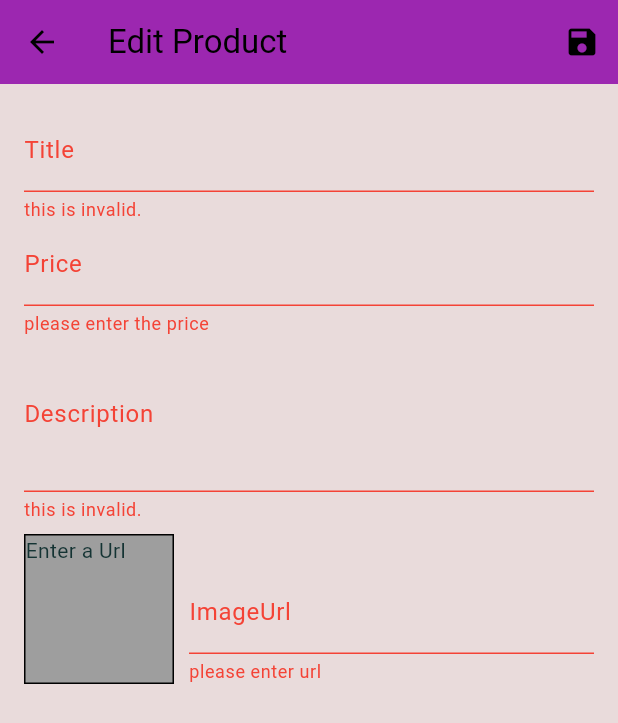
After one commit to marinaBergas/shopappFlutter, a Flutter app: the EditProductScreen screen opened by its route, after a tap on the "save" icon, on a phone screen of 412 x 824 dp. The commit adds this screen. Shown: the top 723 px of the screen. Run offline on Flutter 3.47's test engine with Material 2 defaults, Android fonts, the phone set to English and light mode, and no system bars; network calls fail.

Commit message:
update edit products form validation

```diff
--- /dev/null
+++ b/lib/screens/edit_product_screen.dart
@@ -0,0 +1,214 @@
+import 'package:flutter/material.dart';
+import '../providers/product.dart';
+
+class EditProductScreen extends StatefulWidget {
+  static const routeName = '/edit-product';
+  const EditProductScreen({super.key});
+
+  @override
+  State<EditProductScreen> createState() => _EditProductScreenState();
+}
+
+class _EditProductScreenState extends State<EditProductScreen> {
+  final _priceFocusNode = FocusNode();
+  final _descripeFocusNode = FocusNode();
+  final _imageUrlController = TextEditingController();
+  final _imageUrlFocusNode = FocusNode();
+  final _form = GlobalKey<FormState>();
+  var _editedProduct = Product(
+      id: '',
+      title: '',
+      imageUrl: '',
+      description: '',
+      price: 0,
+      isFavorite: false);
+  @override
+  void initState() {
+    _imageUrlFocusNode.addListener(_updateImageUrl);
+    super.initState();
+  }
+
+  @override
+  void dispose() {
+    _imageUrlFocusNode.removeListener(_updateImageUrl);
+    _priceFocusNode.dispose();
+    _descripeFocusNode.dispose();
+    _imageUrlController.dispose();
+    _imageUrlFocusNode.dispose();
+    super.dispose();
+  }
+
+  void _updateImageUrl() {
+
+    if (!_imageUrlFocusNode.hasFocus) {
+          if (((_imageUrlController.text.isEmpty) ||
+        (!_imageUrlController.text.startsWith('http')) &&
+            !_imageUrlController.text.startsWith('https')) ||
+        (!_imageUrlController.text.endsWith('jpg') &&
+            !_imageUrlController.text.endsWith('jpeg') &&
+            !_imageUrlController.text.endsWith('png'))) {
+      return;
+    }
+      setState(() {});
+    }
+  }
+
+  void _saveForm() {
+    final isvalid = _form.currentState!.validate();
+    if (!isvalid) {
+      return;
+    }
+    _form.currentState!.save();
+  }
+
+  @override
+  Widget build(BuildContext context) {
+    return Scaffold(
+      appBar: AppBar(
+        title: const Text('Edit Product'),
+        backgroundColor: Theme.of(context).primaryColor,
+        actions: [
+          IconButton(
+            icon: const Icon(Icons.save),
+            onPressed: _saveForm,
+          )
+        ],
+      ),
+      body: Padding(
+        padding: const EdgeInsets.all(16.0),
+        child: Form(
+            key: _form,
+            //validate on every key stroke
+            // autovalidateMode: ,
+            child: ListView(
+              children: [
+                TextFormField(
+                  decoration: const InputDecoration(labelText: 'Title'),
+                  textInputAction: TextInputAction.next,
+                  onFieldSubmitted: (value) =>
+                      FocusScope.of(context).requestFocus(_priceFocusNode),
+                  onSaved: (value) {
+                    _editedProduct = Product(
+                        id: _editedProduct.id,
+                        title: value ?? '',
+                        description: _editedProduct.description,
+                        price: _editedProduct.price,
+                        imageUrl: _editedProduct.imageUrl);
+                  },
+                  validator: (value) {
+                    if (value!.isEmpty) {
+                      return 'this is invalid.';
+                    }
+                    return null;
+                  },
+                ),
+                TextFormField(
+                  decoration: const InputDecoration(labelText: 'Price'),
+                  textInputAction: TextInputAction.next,
+                  keyboardType: TextInputType.number,
+                  focusNode: _priceFocusNode,
+                  onFieldSubmitted: (value) =>
+                      FocusScope.of(context).requestFocus(_descripeFocusNode),
+                  onSaved: (value) {
+                    _editedProduct = Product(
+                        id: _editedProduct.id,
+                        title: _editedProduct.title,
+                        description: _editedProduct.description,
+                        price: double.parse(value ?? ''),
+                        imageUrl: _editedProduct.imageUrl);
+                  },
+                  validator: (value) {
+                    if (value!.isEmpty) {
+                      return 'please enter the price';
+                    }
+                    if (double.tryParse(value) == null) {
+                      return 'please enter valid number';
+                    }
+                    if (double.parse(value) <= 0) {
+                      return 'please enter number greater than zero';
+                    }
+                    return null;
+                  },
+                ),
+                TextFormField(
+                  decoration: const InputDecoration(labelText: 'Description'),
+                  maxLines: 3,
+                  keyboardType: TextInputType.multiline,
+                  focusNode: _descripeFocusNode,
+                  onSaved: (value) {
+                    _editedProduct = Product(
+                        id: _editedProduct.id,
+                        title: _editedProduct.title,
+                        description: value ?? '',
+                        price: _editedProduct.price,
+                        imageUrl: _editedProduct.imageUrl);
+                  },
+                  validator: (value) {
+                    if (value!.isEmpty) {
+                      return 'this is invalid.';
+                    }
+                    if (value.length < 10) {
+                      return 'should be at least 10 characters.';
+                    }
+                    return null;
+                  },
+                ),
+                Row(
+                  crossAxisAlignment: CrossAxisAlignment.end,
+                  children: [
+                    Container(
+                      width: 100,
+                      height: 100,
+                      margin: const EdgeInsets.only(top: 8, right: 10),
+                      decoration: BoxDecoration(
+                          border: Border.all(width: 1), color: Colors.grey),
+                      child: _imageUrlController.text.isEmpty
+                          ? const Text('Enter a Url')
+                          : FittedBox(
+                              child: Image.network(
+                                _imageUrlController.text,
+                                fit: BoxFit.cover,
+                              ),
+                            ),
+                    ),
+                    Expanded(
+                      child: TextFormField(
+                          decoration: const InputDecoration(
+                            labelText: 'ImageUrl',
+                          ),
+                          keyboardType: TextInputType.url,
+                          textInputAction: TextInputAction.done,
+                          controller: _imageUrlController,
+                          focusNode: _imageUrlFocusNode,
+                          onFieldSubmitted: (_) => _saveForm(),
+                          onSaved: (value) {
+                            _editedProduct = Product(
+                                id: _editedProduct.id,
+                                title: _editedProduct.title,
+                                description: _editedProduct.description,
+                                price: _editedProduct.price,
+                                imageUrl: value ?? '');
+                          },
+                          validator: (value) {
+                            if (value!.isEmpty) {
+                              return 'please enter url';
+                            }
+                            if(!value.startsWith('http')&&!value.startsWith('https')){
+                              return 'please enter avalid url';
+
+                            }
+                            if(!value.endsWith('jpg')&&!value.endsWith('jpeg')&&!value.endsWith('png')){
+                                                            return 'please enter avalid url';
+
+                            }
+                            return null;
+                          }),
+                    )
+                  ],
+                )
+              ],
+            )),
+      ),
+    );
+  }
+}
--- /dev/null
+++ b/lib/widgets/user_product_item.dart
@@ -0,0 +1,39 @@
+// ignore_for_file: sized_box_for_whitespace
+
+import 'package:flutter/material.dart';
+
+class UserProductItem extends StatelessWidget {
+  final String title;
+  final String imageUrl;
+  const UserProductItem(
+      {super.key, required this.title, required this.imageUrl});
+
+  @override
+  Widget build(BuildContext context) {
+    return ListTile(
+      title: Text(title),
+      leading: CircleAvatar(
+        backgroundImage: NetworkImage(imageUrl),
+      ),
+
+      trailing: Container(
+        width: 100,
+        child:   Row(
+
+        children: [
+          IconButton(
+            onPressed: () {},
+            icon: const Icon(Icons.edit),
+            color: Theme.of(context).primaryColor,
+          ),
+          IconButton(
+            onPressed: () {},
+            icon: const Icon(Icons.delete),
+            color: Theme.of(context).colorScheme.error,
+          )
+        ],
+      ),
+      )
+    );
+  }
+}
```
Also changed, not shown: lib/main.dart (+8 -3 lines), lib/screens/order_screen.dart (+9 -6 lines), lib/screens/user_products_screen.dart (added, +44 -0 lines), lib/widgets/app_drawer.dart (+21 -6 lines).
